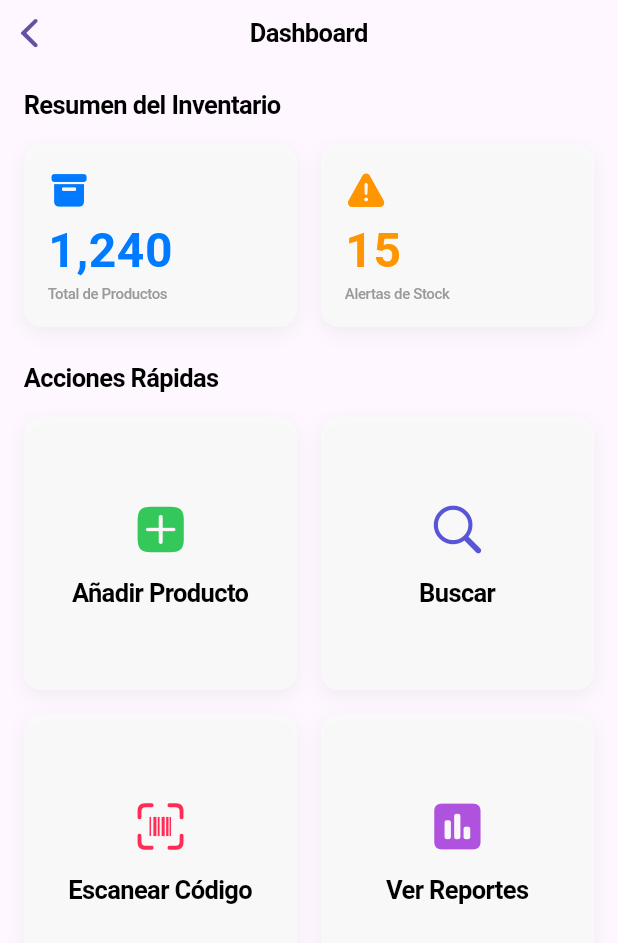
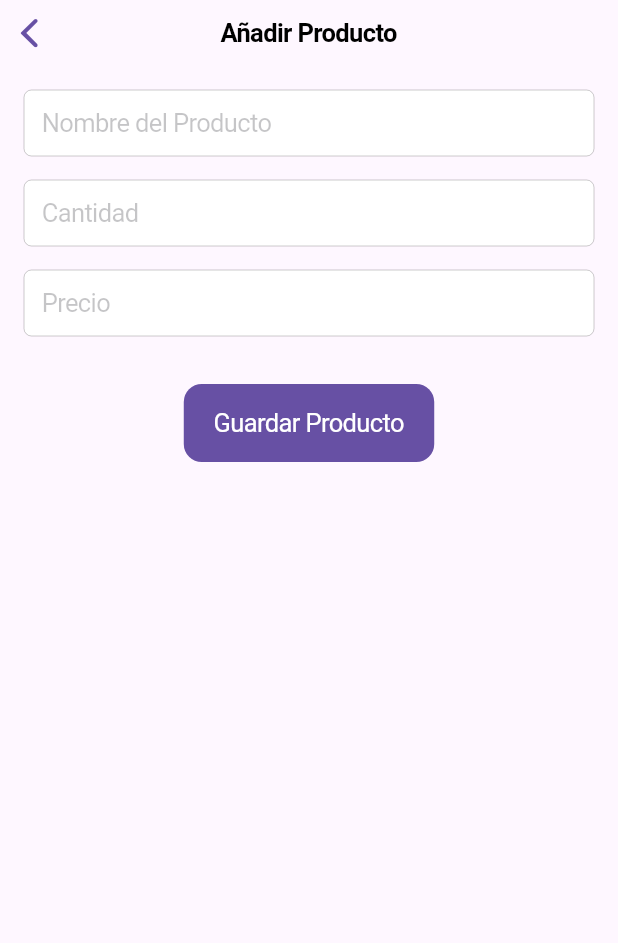
Before and after one commit to AlexVM1060/JVH, a Flutter app: the HomePage screen opened directly, after a tap on "Añadir Producto", on a phone screen of 412 x 824 dp. Shown: the top 943 px of the screen. Run offline on Flutter 3.47's test engine with Material 3 defaults, Android fonts, the phone set to English and light mode, and no system bars; our stand-ins replace animated_bottom_navigation_bar, cloud_firestore, firebase_core, flutter_animate; accounts and stored records are empty.

Commit message:
Añadiendo conexion a db

```diff
--- /dev/null
+++ b/lib/add_product_page.dart
@@ -0,0 +1,122 @@
+import 'package:flutter/cupertino.dart';
+import 'package:cloud_firestore/cloud_firestore.dart';
+
+class AddProductPage extends StatefulWidget {
+  const AddProductPage({super.key});
+
+  @override
+  State<AddProductPage> createState() => _AddProductPageState();
+}
+
+class _AddProductPageState extends State<AddProductPage> {
+  final _nameController = TextEditingController();
+  final _quantityController = TextEditingController();
+  final _priceController = TextEditingController();
+  bool _isLoading = false;
+
+  Future<void> _addProduct() async {
+    if (_nameController.text.isEmpty ||
+        _quantityController.text.isEmpty ||
+        _priceController.text.isEmpty) {
+      // Muestra un error si los campos están vacíos
+      showCupertinoDialog(
+        context: context,
+        builder: (context) => CupertinoAlertDialog(
+          title: const Text('Campos incompletos'),
+          content: const Text('Por favor, rellena todos los campos.'),
+          actions: [
+            CupertinoDialogAction(
+              child: const Text('OK'),
+              onPressed: () => Navigator.of(context).pop(),
+            ),
+          ],
+        ),
+      );
+      return;
+    }
+
+    setState(() {
+      _isLoading = true;
+    });
+
+    try {
+      await FirebaseFirestore.instance.collection('products').add({
+        'name': _nameController.text,
+        'quantity': int.tryParse(_quantityController.text) ?? 0,
+        'price': double.tryParse(_priceController.text) ?? 0.0,
+        'createdAt': FieldValue.serverTimestamp(),
+      });
+
+      if (mounted) {
+        Navigator.of(context).pop();
+      }
+    } catch (e) {
+      setState(() {
+        _isLoading = false;
+      });
+      showCupertinoDialog(
+        context: context,
+        builder: (context) => CupertinoAlertDialog(
+          title: const Text('Error'),
+          content: Text('Ocurrió un error al guardar el producto: $e'),
+          actions: [
+            CupertinoDialogAction(
+              child: const Text('OK'),
+              onPressed: () => Navigator.of(context).pop(),
+            ),
+          ],
+        ),
+      );
+    }
+  }
+
+  @override
+  Widget build(BuildContext context) {
+    return CupertinoPageScaffold(
+      navigationBar: const CupertinoNavigationBar(
+        middle: Text('Añadir Producto'),
+      ),
+      child: SafeArea(
+        child: Stack(
+          children: [
+            Padding(
+              padding: const EdgeInsets.all(16.0),
+              child: Column(
+                children: [
+                  CupertinoTextField(
+                    controller: _nameController,
+                    placeholder: 'Nombre del Producto',
+                    padding: const EdgeInsets.all(12.0),
+                  ),
+                  const SizedBox(height: 16),
+                  CupertinoTextField(
+                    controller: _quantityController,
+                    placeholder: 'Cantidad',
+                    keyboardType: TextInputType.number,
+                    padding: const EdgeInsets.all(12.0),
+                  ),
+                  const SizedBox(height: 16),
+                  CupertinoTextField(
+                    controller: _priceController,
+                    placeholder: 'Precio',
+                    keyboardType: const TextInputType.numberWithOptions(decimal: true),
+                    padding: const EdgeInsets.all(12.0),
+                  ),
+                  const SizedBox(height: 32),
+                  CupertinoButton.filled(
+                    onPressed: _isLoading ? null : _addProduct,
+                    child: const Text('Guardar Producto'),
+                  ),
+                ],
+              ),
+            ),
+            if (_isLoading)
+              const Center(
+                child: CupertinoActivityIndicator(radius: 20),
+              ),
+          ],
+        ),
+      ),
+    );
+  }
+}
--- a/lib/home_page.dart
+++ b/lib/home_page.dart
@@ -1,5 +1,6 @@
 import 'package:flutter/cupertino.dart';
 import 'package:flutter/material.dart';
+import 'package:myapp/add_product_page.dart';
 
 class HomePage extends StatelessWidget {
   const HomePage({super.key});
@@ -74,23 +75,28 @@ class HomePage extends StatelessWidget {
           crossAxisSpacing: 16,
           mainAxisSpacing: 16,
           physics: const NeverScrollableScrollPhysics(),
-          children: const [
+          children: [
             ActionCard(
               title: 'Añadir Producto',
               icon: CupertinoIcons.plus_app_fill,
               color: CupertinoColors.systemGreen,
+              onTap: () {
+                Navigator.of(context).push(
+                  CupertinoPageRoute(builder: (context) => const AddProductPage()),
+                );
+              },
             ),
-            ActionCard(
+            const ActionCard(
               title: 'Buscar',
               icon: CupertinoIcons.search,
               color: CupertinoColors.systemIndigo,
             ),
-            ActionCard(
+            const ActionCard(
               title: 'Escanear Código',
               icon: CupertinoIcons.barcode_viewfinder,
               color: CupertinoColors.systemPink,
             ),
-            ActionCard(
+            const ActionCard(
               title: 'Ver Reportes',
               icon: CupertinoIcons.chart_bar_square_fill,
               color: CupertinoColors.systemPurple,
@@ -158,16 +164,18 @@ class ActionCard extends StatelessWidget {
     required this.title,
     required this.icon,
     required this.color,
+    this.onTap,
   });
 
   final String title;
   final IconData icon;
   final Color color;
+  final VoidCallback? onTap;
 
   @override
   Widget build(BuildContext context) {
     return GestureDetector(
-      onTap: () {},
+      onTap: onTap,
       child: Container(
         decoration: BoxDecoration(
           color: CupertinoTheme.of(context).barBackgroundColor,
--- a/lib/welcome_page.dart
+++ b/lib/welcome_page.dart
@@ -24,9 +24,7 @@ class _WelcomePageState extends State<WelcomePage> {
     if (mounted) {
       Navigator.pushReplacement(
         context,
-        CupertinoPageRoute(
-          builder: (context) => const MyHomePage(title: 'JVH'),
-        ),
+        CupertinoPageRoute(builder: (context) => const MyHomePage()),
       );
     }
   }
```
Also changed, not shown: lib/inventory_page.dart (+106 -4 lines), lib/main.dart (+16 -7 lines), firebase.json (added), lib/firebase_options.dart (added), 4 other files.
